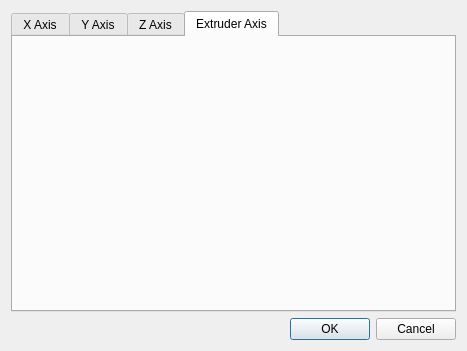
Qt form motorconfigdialog.ui (Bahamuttg/PiRinter3D) before a commit.
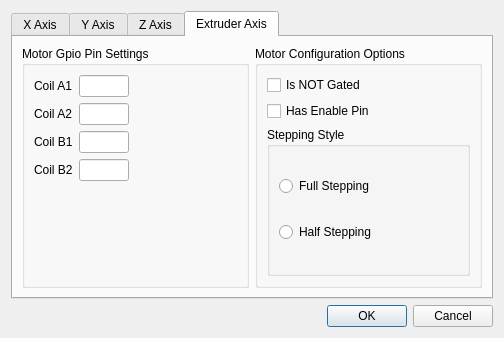
The same form after that commit. The open tabs and pages were chosen to show the change.

Commit message: Motor UI layout progress

What changed in the file:
```diff
--- a/motorconfigdialog.ui
+++ b/motorconfigdialog.ui
@@ -6,17 +6,29 @@
    <rect>
     <x>0</x>
     <y>0</y>
-    <width>467</width>
-    <height>351</height>
+    <width>504</width>
+    <height>338</height>
    </rect>
   </property>
+  <property name="minimumSize">
+   <size>
+    <width>504</width>
+    <height>338</height>
+   </size>
+  </property>
+  <property name="maximumSize">
+   <size>
+    <width>504</width>
+    <height>338</height>
+   </size>
+  </property>
   <property name="windowTitle">
    <string>Dialog</string>
   </property>
   <layout class="QVBoxLayout" name="verticalLayout">
    <item>
     <layout class="QGridLayout" name="gridLayout">
-     <item row="1" column="0">
+     <item row="2" column="0">
       <widget class="QDialogButtonBox" name="buttonBox">
        <property name="orientation">
         <enum>Qt::Horizontal</enum>
@@ -26,7 +38,7 @@
        </property>
       </widget>
      </item>
-     <item row="0" column="0">
+     <item row="1" column="0">
       <widget class="QTabWidget" name="tabMotors">
        <property name="currentIndex">
         <number>0</number>
@@ -241,6 +253,190 @@
         <attribute name="title">
          <string>Extruder Axis</string>
         </attribute>
+        <layout class="QVBoxLayout" name="verticalLayout_18">
+         <item>
+          <layout class="QGridLayout" name="gridLayout_5">
+           <item row="0" column="0">
+            <widget class="QGroupBox" name="groupBox_10">
+             <property name="title">
+              <string>Motor Gpio Pin Settings</string>
+             </property>
+             <layout class="QVBoxLayout" name="verticalLayout_13">
+              <item>
+               <layout class="QFormLayout" name="flXCoils_4">
+                <property name="fieldGrowthPolicy">
+                 <enum>QFormLayout::FieldsStayAtSizeHint</enum>
+                </property>
+                <item row="0" column="0">
+                 <widget class="QLabel" name="label_13">
+                  <property name="text">
+                   <string>Coil A1</string>
+                  </property>
+                 </widget>
+                </item>
+                <item row="0" column="1">
+                 <widget class="QLineEdit" name="leA1_EX">
+                  <property name="sizePolicy">
+                   <sizepolicy hsizetype="Fixed" vsizetype="Fixed">
+                    <horstretch>0</horstretch>
+                    <verstretch>0</verstretch>
+                   </sizepolicy>
+                  </property>
+                  <property name="maximumSize">
+                   <size>
+                    <width>50</width>
+                    <height>16777215</height>
+                   </size>
+                  </property>
+                  <property name="inputMask">
+                   <string>00</string>
+                  </property>
+                  <property name="maxLength">
+                   <number>2</number>
+                  </property>
+                 </widget>
+                </item>
+                <item row="1" column="0">
+                 <widget class="QLabel" name="label_14">
+                  <property name="text">
+                   <string>Coil A2</string>
+                  </property>
+                 </widget>
+                </item>
+                <item row="1" column="1">
+                 <widget class="QLineEdit" name="leA2_EX">
+                  <property name="sizePolicy">
+                   <sizepolicy hsizetype="Fixed" vsizetype="Fixed">
+                    <horstretch>0</horstretch>
+                    <verstretch>0</verstretch>
+                   </sizepolicy>
+                  </property>
+                  <property name="maximumSize">
+                   <size>
+                    <width>50</width>
+                    <height>16777215</height>
+                   </size>
+                  </property>
+                  <property name="inputMask">
+                   <string>00</string>
+                  </property>
+                  <property name="maxLength">
+                   <number>2</number>
+                  </property>
+                 </widget>
+                </item>
+                <item row="2" column="0">
+                 <widget class="QLabel" name="label_15">
+                  <property name="text">
+                   <string>Coil B1</string>
+                  </property>
+                 </widget>
+                </item>
+                <item row="2" column="1">
+                 <widget class="QLineEdit" name="leB1_EX">
+                  <property name="sizePolicy">
+                   <sizepolicy hsizetype="Fixed" vsizetype="Fixed">
+                    <horstretch>0</horstretch>
+                    <verstretch>0</verstretch>
+                   </sizepolicy>
+                  </property>
+                  <property name="maximumSize">
+                   <size>
+                    <width>50</width>
+                    <height>16777215</height>
+                   </size>
+                  </property>
+                  <property name="inputMask">
+                   <string>00</string>
+                  </property>
+                  <property name="maxLength">
+                   <number>2</number>
+                  </property>
+                 </widget>
+                </item>
+                <item row="3" column="0">
+                 <widget class="QLabel" name="label_16">
+                  <property name="text">
+                   <string>Coil B2</string>
+                  </property>
+                 </widget>
+                </item>
+                <item row="3" column="1">
+                 <widget class="QLineEdit" name="leB2_EX">
+                  <property name="sizePolicy">
+                   <sizepolicy hsizetype="Fixed" vsizetype="Fixed">
+                    <horstretch>0</horstretch>
+                    <verstretch>0</verstretch>
+                   </sizepolicy>
+                  </property>
+                  <property name="maximumSize">
+                   <size>
+                    <width>50</width>
+                    <height>16777215</height>
+                   </size>
+                  </property>
+                  <property name="inputMask">
+                   <string>00</string>
+                  </property>
+                  <property name="maxLength">
+                   <number>2</number>
+                  </property>
+                 </widget>
+                </item>
+               </layout>
+              </item>
+             </layout>
+            </widget>
+           </item>
+           <item row="0" column="1">
+            <widget class="QGroupBox" name="groupBox_11">
+             <property name="title">
+              <string>Motor Configuration Options</string>
+             </property>
+             <layout class="QVBoxLayout" name="verticalLayout_14">
+              <item>
+               <widget class="QCheckBox" name="chkNOTEX">
+                <property name="text">
+                 <string>Is NOT Gated</string>
+                </property>
+               </widget>
+              </item>
+              <item>
+               <widget class="QCheckBox" name="chkEnableEX">
+                <property name="text">
+                 <string>Has Enable Pin</string>
+                </property>
+               </widget>
+              </item>
+              <item>
+               <widget class="QGroupBox" name="groupBox_12">
+                <property name="title">
+                 <string>Stepping Style</string>
+                </property>
+                <layout class="QVBoxLayout" name="verticalLayout_15">
+                 <item>
+                  <widget class="QRadioButton" name="rbFullEX">
+                   <property name="text">
+                    <string>Full Stepping</string>
+                   </property>
+                  </widget>
+                 </item>
+                 <item>
+                  <widget class="QRadioButton" name="rbHalfEX">
+                   <property name="text">
+                    <string>Half Stepping</string>
+                   </property>
+                  </widget>
+                 </item>
+                </layout>
+               </widget>
+              </item>
+             </layout>
+            </widget>
+           </item>
+          </layout>
+         </item>
+        </layout>
        </widget>
       </widget>
      </item>
```
Left out of the diff: 455 changed lines with no effect on the pictures.
